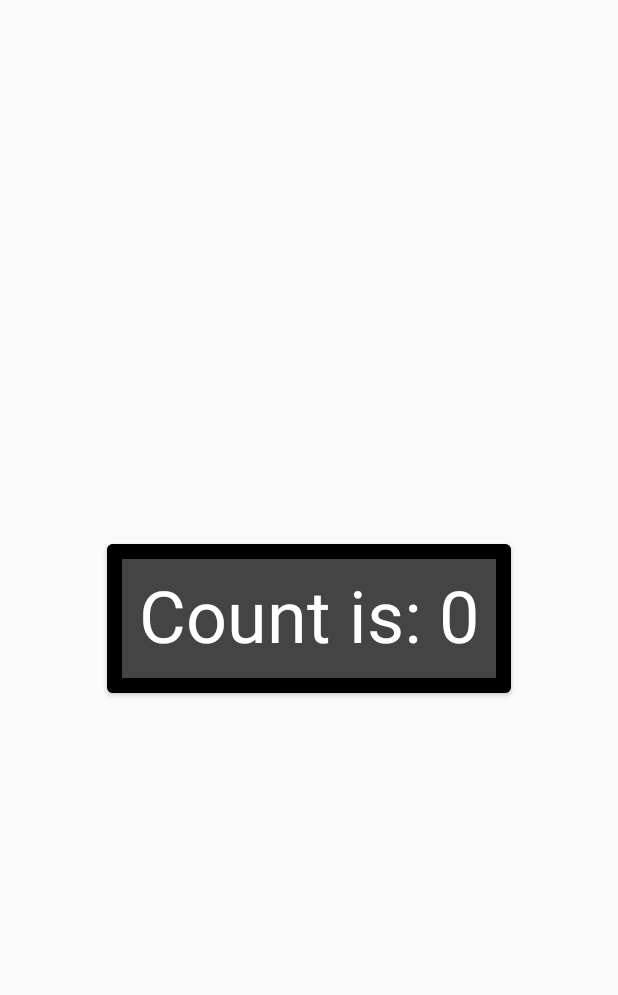
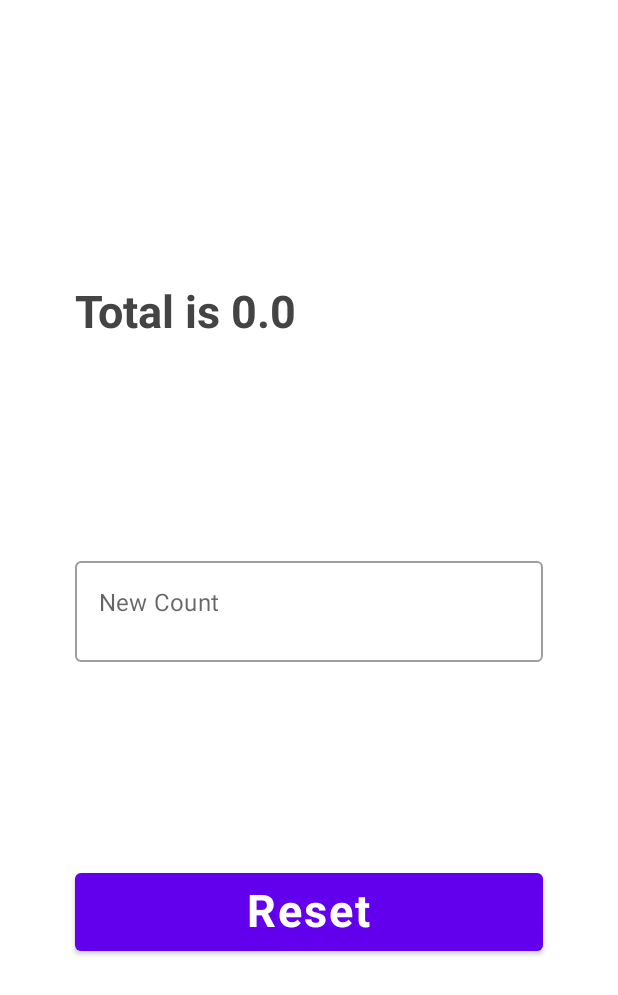
Before and after one commit to marcelosanto/estudo-jetpack-compose, an Android app built with Jetpack Compose: the screen it shows after launch (MainActivity), on a phone screen of 412 x 824 dp. Shown: the top 995 px of the screen. Run offline under Robolectric (Android 15) with nearby library versions, the phone set to English and light mode, and no system bars.

Commit message:
MainScreenState data class

```diff
--- a/app/src/main/java/xyz/marcelo/composestatedemo/MainActivity.kt
+++ b/app/src/main/java/xyz/marcelo/composestatedemo/MainActivity.kt
@@ -1,21 +1,25 @@
 package xyz.marcelo.composestatedemo
 
+import android.annotation.SuppressLint
 import android.os.Bundle
 import androidx.activity.ComponentActivity
 import androidx.activity.compose.setContent
 import androidx.compose.foundation.BorderStroke
 import androidx.compose.foundation.layout.*
-import androidx.compose.material.Button
-import androidx.compose.material.ButtonDefaults
-import androidx.compose.material.MaterialTheme
-import androidx.compose.material.Text
+import androidx.compose.foundation.text.KeyboardOptions
+import androidx.compose.material.*
 import androidx.compose.runtime.Composable
-import androidx.compose.ui.Alignment
+import androidx.compose.runtime.LaunchedEffect
 import androidx.compose.ui.Modifier
 import androidx.compose.ui.graphics.Color
 import androidx.compose.ui.platform.LocalContext
+import androidx.compose.ui.text.TextStyle
+import androidx.compose.ui.text.font.FontWeight
+import androidx.compose.ui.text.input.KeyboardType
 import androidx.compose.ui.unit.dp
+import androidx.compose.ui.unit.sp
 import androidx.lifecycle.viewmodel.compose.viewModel
+import kotlinx.coroutines.flow.collectLatest
 import xyz.marcelo.composestatedemo.ui.theme.ComposeStateDemoTheme
 
 class MainActivity : ComponentActivity() {
@@ -23,20 +27,79 @@ class MainActivity : ComponentActivity() {
         super.onCreate(savedInstanceState)
         setContent {
 
-            val viewModel = viewModel<MyViewModel>()
+            ComposeStateDemoTheme {
+                Surface(
+                    modifier = Modifier.fillMaxSize(),
+                ) {
+                    MainScreen()
+                }
+            }
+        }
+    }
+}
 
-            ComposeStateDemoTheme {
-                Column(
-                    modifier = Modifier.fillMaxSize(),
-                    verticalArrangement = Arrangement.Center,
-                    horizontalAlignment = Alignment.CenterHorizontally
+@SuppressLint("UnusedMaterialScaffoldPaddingParameter")
+@Composable
+fun MainScreen(
+    modifier: Modifier = Modifier,
+    counterViewModel: CounterViewModel = viewModel()
+) {
+    val screenState = counterViewModel.screenState.value
+    val scaffoldState = rememberScaffoldState()
+
+    LaunchedEffect(key1 = true) {
+        counterViewModel.uiEventFlow.collectLatest { event ->
+            when (event) {
+                is UIEvent.ShowMessage -> {
+                    scaffoldState.snackbarHostState.showSnackbar(
+                        message = event.message
+                    )
+                }
+            }
+        }
+    }
+
+    Scaffold(scaffoldState = scaffoldState) {
+        Column(
+            modifier = Modifier
+                .fillMaxSize()
+                .padding(50.dp),
+            verticalArrangement = Arrangement.SpaceEvenly
+        ) {
+            Text(
+                modifier = Modifier.fillMaxWidth(),
+                text = screenState.displayingResult,
+                fontWeight = FontWeight.Bold,
+                fontSize = 30.sp,
+                color = Color.DarkGray
+            )
+
+            OutlinedTextField(
+                value = screenState.inputValue,
+                onValueChange = {
+                    counterViewModel.onEvent(CounterEvent.ValueEntered(it))
+                },
+                modifier = modifier.fillMaxWidth(),
+                keyboardOptions = KeyboardOptions(keyboardType = KeyboardType.Number),
+                textStyle = TextStyle(
+                    color = Color.LightGray, fontSize = 30.sp,
+                    fontWeight = FontWeight.Bold
+                ),
+                label = { Text(text = "New Count") }
+            )
+            if (screenState.isCountButtonVisible) {
+                Button(
+                    onClick = { counterViewModel.onEvent(CounterEvent.CountButtonClicked) },
+                    modifier = modifier.fillMaxWidth()
                 ) {
-                    val count = viewModel.count
-
-                    MyButton(count) {
-                        viewModel.increaseCount()
-                    }
+                    Text(text = "Count", fontSize = 30.sp, fontWeight = FontWeight.Bold)
                 }
+            }
+            Button(
+                onClick = { counterViewModel.onEvent(CounterEvent.ResetButtonClicked) },
+                modifier = modifier.fillMaxWidth()
+            ) {
+                Text(text = "Reset", fontSize = 30.sp, fontWeight = FontWeight.Bold)
             }
         }
     }
--- /dev/null
+++ b/app/src/main/java/xyz/marcelo/composestatedemo/UIEvent.kt
@@ -0,0 +1,5 @@
+package xyz.marcelo.composestatedemo
+
+sealed class UIEvent {
+    data class ShowMessage(val message: String) : UIEvent()
+}
```
Also changed, not shown: app/src/main/java/xyz/marcelo/composestatedemo/CounterEvent.kt (added, +7 -0 lines), app/src/main/java/xyz/marcelo/composestatedemo/CounterViewModel.kt (added, +74 -0 lines).
